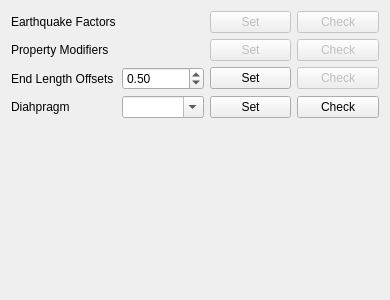
This is widgets/assign/assigns.ui in ebrahimraeyat/civilTools as Qt 5 draws it before an edit. The edited form follows.
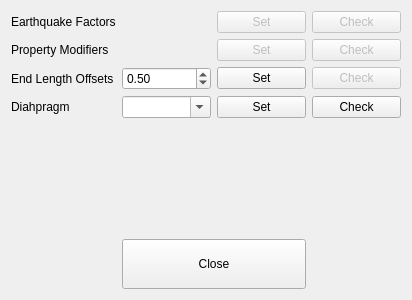
This is the edited form. Icons and pictures are not drawn.

Commit message: Add ok button in assigns menu

Patch:
```diff
--- a/widgets/assign/assigns.ui
+++ b/widgets/assign/assigns.ui
@@ -6,7 +6,7 @@
    <rect>
     <x>0</x>
     <y>0</y>
-    <width>390</width>
+    <width>412</width>
     <height>300</height>
    </rect>
   </property>
@@ -233,6 +233,32 @@
      </property>
     </widget>
    </item>
+   <item row="6" column="1" colspan="2">
+    <widget class="QPushButton" name="close_button">
+     <property name="enabled">
+      <bool>true</bool>
+     </property>
+     <property name="minimumSize">
+      <size>
+       <width>0</width>
+       <height>50</height>
+      </size>
+     </property>
+     <property name="text">
+      <string>Close</string>
+     </property>
+     <property name="icon">
+      <iconset resource="../../civiltools.qrc">
+       <normaloff>:/civiltools/images/tick.svg</normaloff>:/civiltools/images/tick.svg</iconset>
+     </property>
+     <property name="iconSize">
+      <size>
+       <width>30</width>
+       <height>30</height>
+      </size>
+     </property>
+    </widget>
+   </item>
   </layout>
  </widget>
  <resources>
```
Left out of the diff: 110 changed lines with no effect on the pictures.
